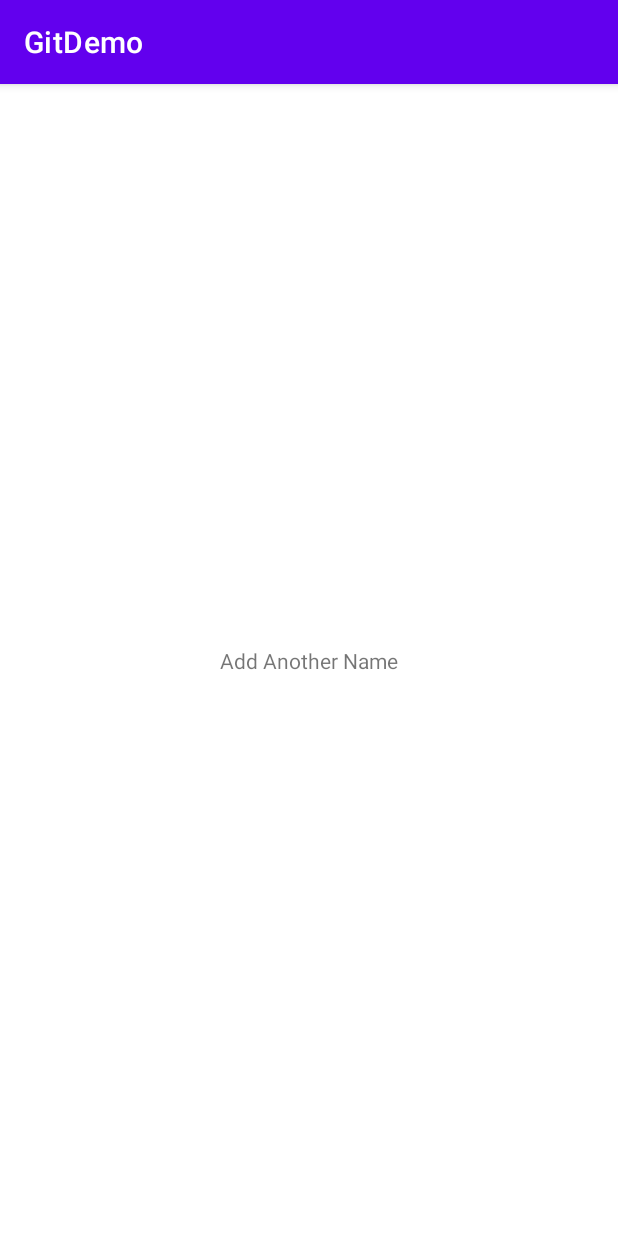
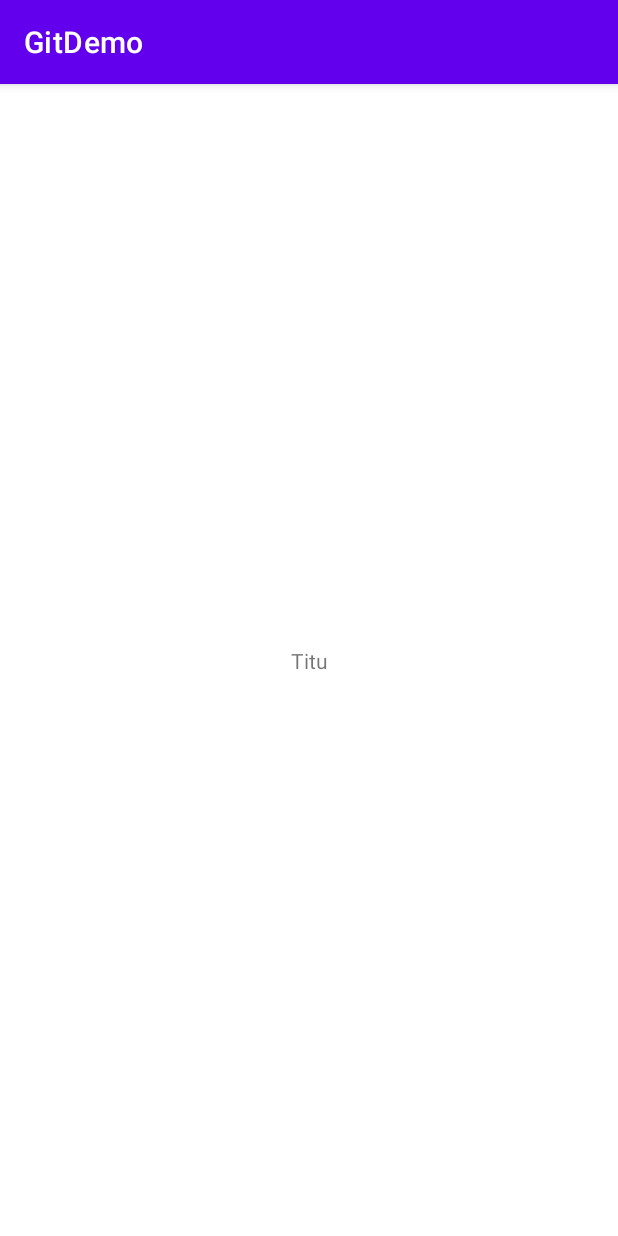
Before and after one commit to sandeepindigis/GitDemo, an Android app: the screen it shows after launch (MainActivity), on a phone screen of 412 x 824 dp. Run offline under Robolectric (Android 15) with nearby library versions, the phone set to English and light mode, and no system bars.

Commit message:
comment some extra name

```diff
--- a/app/src/main/java/com/example/gitdemo/MainActivity.java
+++ b/app/src/main/java/com/example/gitdemo/MainActivity.java
@@ -17,11 +17,11 @@ public class MainActivity extends AppCompatActivity {
         tv.setText("Vishal");
         tv.setText("Twinkal");
         tv.setText("Titu");
-        tv.setText("Lala");
+        /*tv.setText("Lala");
         tv.setText("Nikki");
         tv.setText("Khudal");
         tv.setText("Riyansh");
         tv.setText("New Name");
-        tv.setText("Add Another Name");
+        tv.setText("Add Another Name");*/
     }
 }
```
